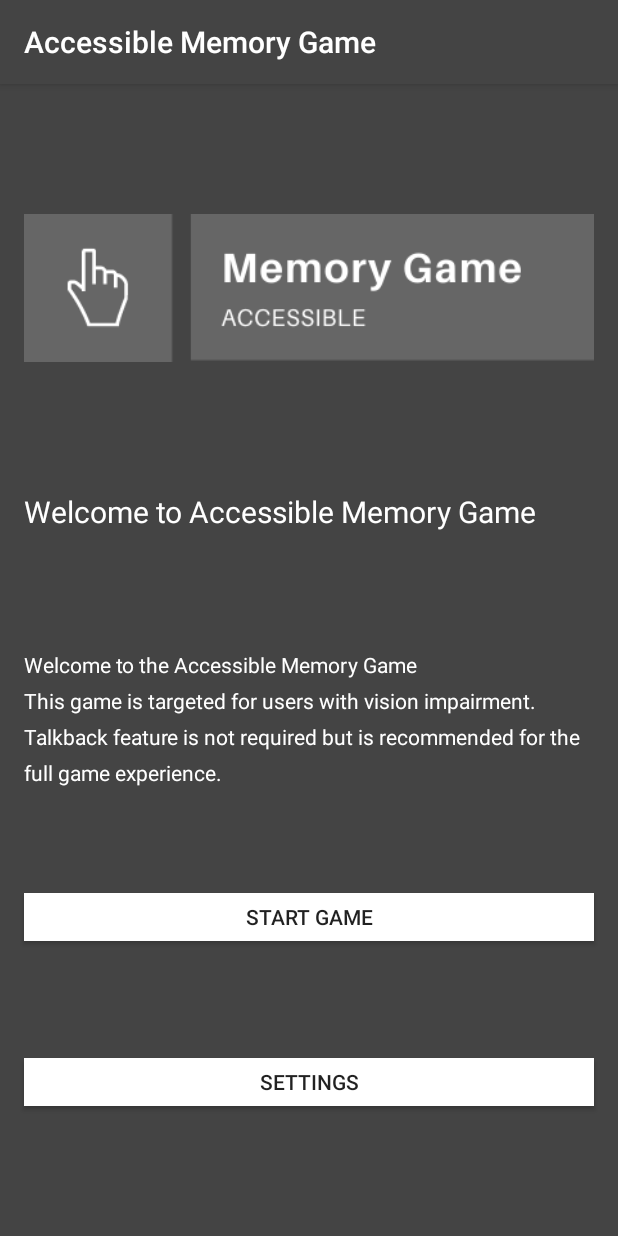
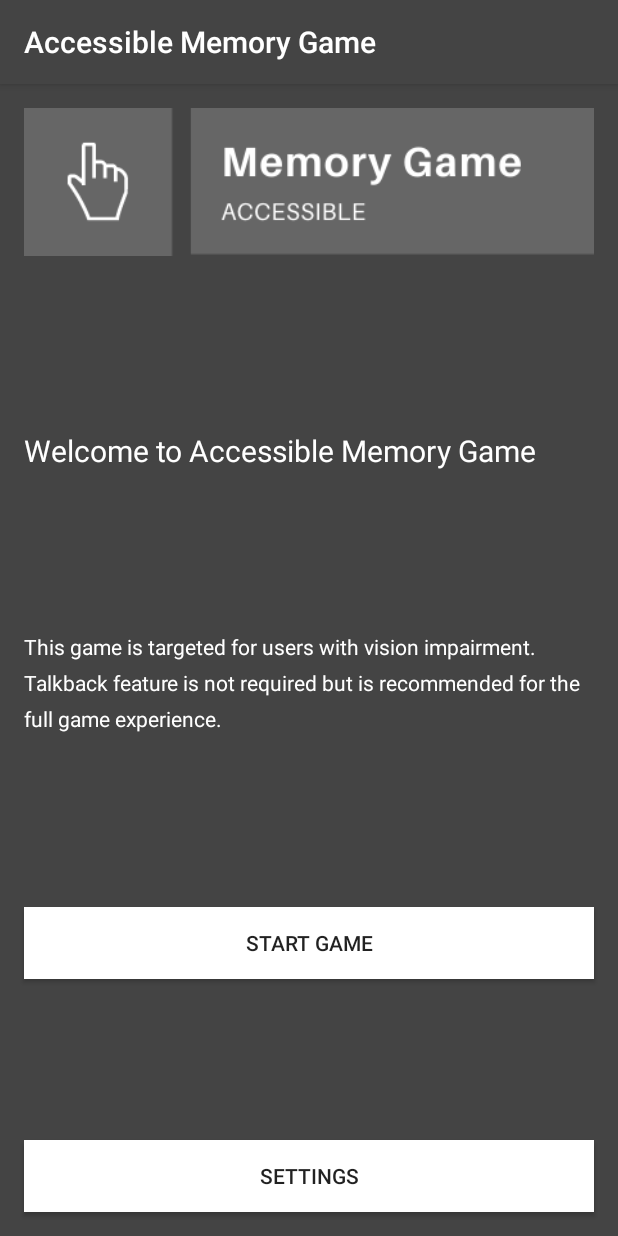
Before and after one commit to danielminami/accessible_memory_game_shopify, an Android app: the screen it shows after launch (MainActivity), on a phone screen of 412 x 824 dp. Run offline under Robolectric (Android 15) with nearby library versions, the phone set to English and light mode, and no system bars; our stand-ins replace ButterKnife; pictures from the network do not load.

Commit message:
Layout and Accessibility changes.

```diff
--- a/app/src/main/java/com/minamid/accessiblememorygame/ui/MainFragment.java
+++ b/app/src/main/java/com/minamid/accessiblememorygame/ui/MainFragment.java
@@ -23,6 +23,7 @@ public class MainFragment extends CustomFragment {
 
     @BindView(R.id.welcomeMessage) TextView welcomeMessage;
     @BindView(R.id.button_start_game) Button button_start_game;
+    @BindView(R.id.button_settings) Button button_settings;
     @BindView(R.id.imageView) ImageView imageView;
     private MainViewModel mViewModel;
 
@@ -43,11 +44,19 @@ public class MainFragment extends CustomFragment {
         super.onActivityCreated(savedInstanceState);
         mViewModel = ViewModelProviders.of(this).get(MainViewModel.class);
 
-        welcomeMessage.setContentDescription(getString(R.string.contentDescription_text_welcome, Config.timeBoardRevealed));
+        welcomeMessage.setContentDescription(getString(R.string.contentDescription_text_welcome, welcomeMessage.getText(), Config.timeBoardRevealed));
 
         button_start_game.setOnClickListener(new View.OnClickListener() {
             @Override
             public void onClick(View v) {
+                navigateTo(GameFragment.newInstance(), true);
+            }
+        });
+
+        button_settings.setOnClickListener(new View.OnClickListener() {
+            @Override
+            public void onClick(View v) {
+                // TODO: Create the settings screen
                 navigateTo(GameFragment.newInstance(), true);
             }
         });
--- a/app/src/main/res/layout/main_fragment.xml
+++ b/app/src/main/res/layout/main_fragment.xml
@@ -11,14 +11,15 @@
     <TextView
         android:id="@+id/welcomeMessage"
         android:layout_width="0dp"
-        android:lineSpacingExtra="8dp"
         android:layout_height="wrap_content"
         android:layout_marginStart="16dp"
+        android:layout_marginTop="8dp"
         android:layout_marginEnd="16dp"
         android:contentDescription="@string/contentDescription_text_welcome"
+        android:fontFamily="sans-serif"
+        android:lineSpacingExtra="8dp"
         android:text="@string/txt_text_welcome"
         android:textAppearance="@style/TextAppearance.AppCompat"
-        android:fontFamily="sans-serif"
         android:textColor="@color/colorPrimaryDark"
         android:textSize="14dp"
         app:layout_constraintBottom_toTopOf="@+id/button_start_game"
@@ -31,10 +32,10 @@
         android:id="@+id/button_start_game"
         style="@android:style/Widget.DeviceDefault.Button"
         android:layout_width="0dp"
-        android:layout_height="32dp"
+        android:layout_height="48dp"
         android:layout_marginStart="16dp"
+        android:layout_marginTop="16dp"
         android:layout_marginEnd="16dp"
-        android:layout_marginBottom="8dp"
         android:background="@android:color/background_light"
         android:contentDescription="@string/contentDescription_btn_welcome"
         android:text="@string/txt_btn_welcome"
@@ -50,19 +51,21 @@
         android:layout_marginStart="16dp"
         android:layout_marginTop="16dp"
         android:layout_marginEnd="16dp"
-        android:layout_marginBottom="8dp"
+        android:contentDescription="@string/txt_img_main"
         app:layout_constraintBottom_toTopOf="@+id/welcomeHeader"
         app:layout_constraintEnd_toEndOf="parent"
         app:layout_constraintHorizontal_bias="1.0"
         app:layout_constraintStart_toStartOf="parent"
-        app:layout_constraintTop_toTopOf="parent" />
+        app:layout_constraintTop_toTopOf="parent"
+        app:layout_constraintVertical_chainStyle="spread_inside" />
 
     <Button
         android:id="@+id/button_settings"
         style="@android:style/Widget.DeviceDefault.Button"
         android:layout_width="0dp"
-        android:layout_height="32dp"
+        android:layout_height="48dp"
         android:layout_marginStart="16dp"
+        android:layout_marginTop="8dp"
         android:layout_marginEnd="16dp"
         android:layout_marginBottom="16dp"
         android:background="@android:color/background_light"
@@ -77,12 +80,11 @@
         android:layout_width="0dp"
         android:layout_height="wrap_content"
         android:layout_marginStart="16dp"
-        android:layout_marginTop="8dp"
+        android:layout_marginTop="16dp"
         android:layout_marginEnd="16dp"
-        android:layout_marginBottom="8dp"
+        android:fontFamily="sans-serif"
         android:text="Welcome to Accessible Memory Game"
         android:textAppearance="@style/TextAppearance.AppCompat"
-        android:fontFamily="sans-serif"
         android:textColor="@color/colorPrimaryDark"
         android:textSize="20dp"
         app:layout_constraintBottom_toTopOf="@+id/welcomeMessage"
--- a/app/src/main/res/values/strings.xml
+++ b/app/src/main/res/values/strings.xml
@@ -2,21 +2,20 @@
     <string name="app_name">Accessible Memory Game</string>
 
     <!-- MainFragment -->
-    <string name="txt_text_welcome">Welcome to the Accessible Memory Game \nThis game is
-        targeted for users with vision impairment.\nTalkback feature is not required but is
-        recommended for the full game experience.</string>
-    <string name="contentDescription_text_welcome">Welcome to the Accessible Memory Game.
-        Game explanation:
-        First: After you start the game, you will have %d seconds to explore the revealed cards.
-        After this time, an announcement will be given and the focus will be placed in the card
-        row 1 column 1.
-        Second: Closed cards will be announced by their position.
-        Third: Double tap to reveal a card.
-        Fourth: Cards already matched will be announced as matched and the position.
-        Fifth: Hope you love the game Ana, Vitor and Andre.
+    <string name="txt_text_welcome">This game is targeted for users with vision impairment.
+        \nTalkback feature is not required but is recommended for the full game experience.</string>
+    <string name="contentDescription_text_welcome">
+        %s
+        Instructions:
+        1: When you start the game, you will have %d seconds to explore the revealed cards.
+        This time can be changed in the settings page.
+        2: After the given time to explore, all the cards will be turned face down.
+        3: The board is a four rows and four columns size.
+        4: You will be able to share your record after finishing the game.
     </string>
     <string name="txt_btn_welcome">Start Game</string>
     <string name="contentDescription_btn_welcome">Start Game</string>
+    <string name="txt_img_main">Image, Accessible Memory Game Logo</string>
 
     <!-- Game Fragment -->
     <string name="card_revealed">Row %d Column %d, %s</string>
```
